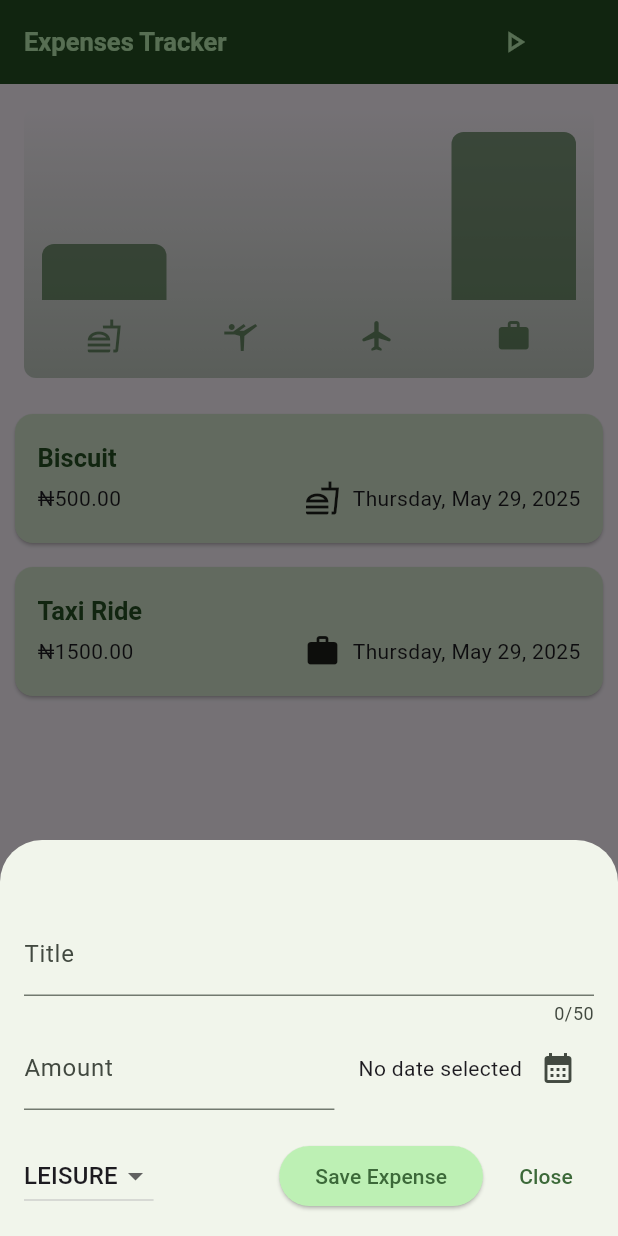
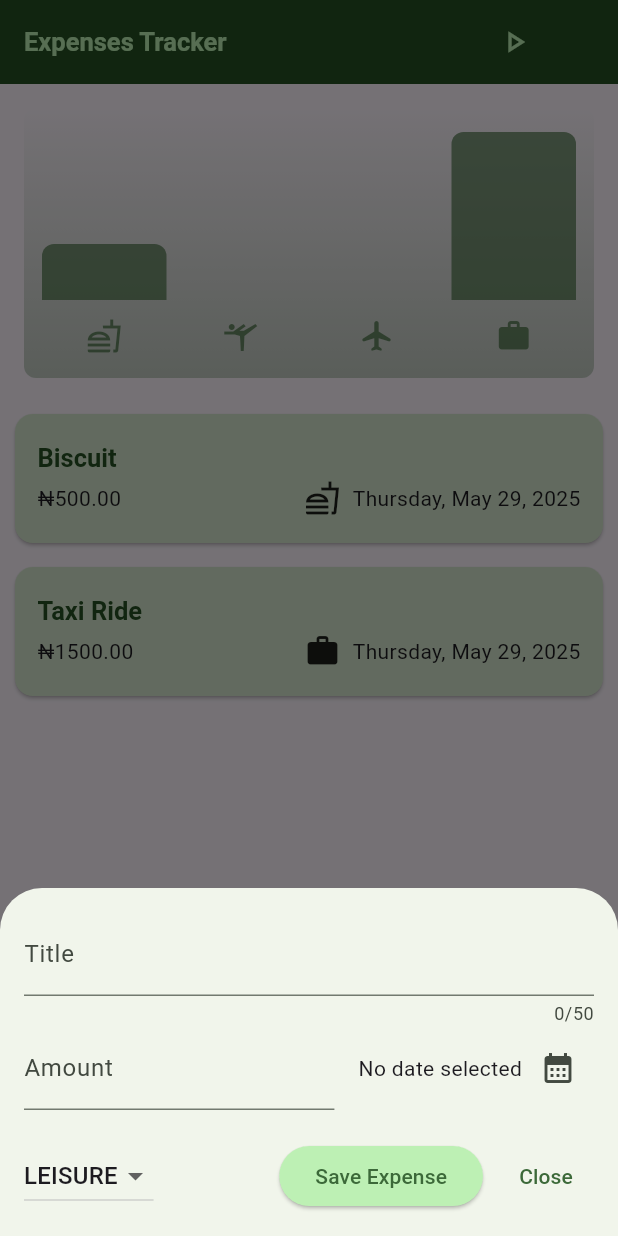
Before and after one commit to REBjr13/expenses_tracker, a Flutter app: the screen it shows after launch, after a tap on the "play arrow" icon, on a phone screen of 412 x 824 dp. Run offline on Flutter 3.47's test engine with Material 3 defaults, Android fonts, the phone set to English and light mode, and no system bars.

Commit message:
added safearea for modalsheet

```diff
--- a/lib/widgets/expenses.dart
+++ b/lib/widgets/expenses.dart
@@ -28,7 +28,9 @@ class _ExpensesTrackState extends State<ExpensesTrack> {
   ];
 
   void _openAddExpenseScreen() {
+
     showModalBottomSheet(
+    useSafeArea: true,//stays away from notches
       isScrollControlled: true,
       context: context,
       builder: (ctx) => NewExpense(onAddExpense: _addExpense),
--- a/lib/widgets/new_expense.dart
+++ b/lib/widgets/new_expense.dart
@@ -84,13 +84,15 @@ class _NewExpenseState extends State<NewExpense> {
 
   @override
   Widget build(BuildContext context) {
+
     final keyboardSpace =
         MediaQuery.of(
           context,
         ).viewInsets.bottom; //adds extra pixels when keyboard pops up
     return SingleChildScrollView(
       child: Padding(
-        padding: EdgeInsets.fromLTRB(16, 48, 16, keyboardSpace + 16),
+
+        padding: EdgeInsets.fromLTRB(16, 16, 16, keyboardSpace + 16),
         child: Column(
           children: [
             TextField(
```
